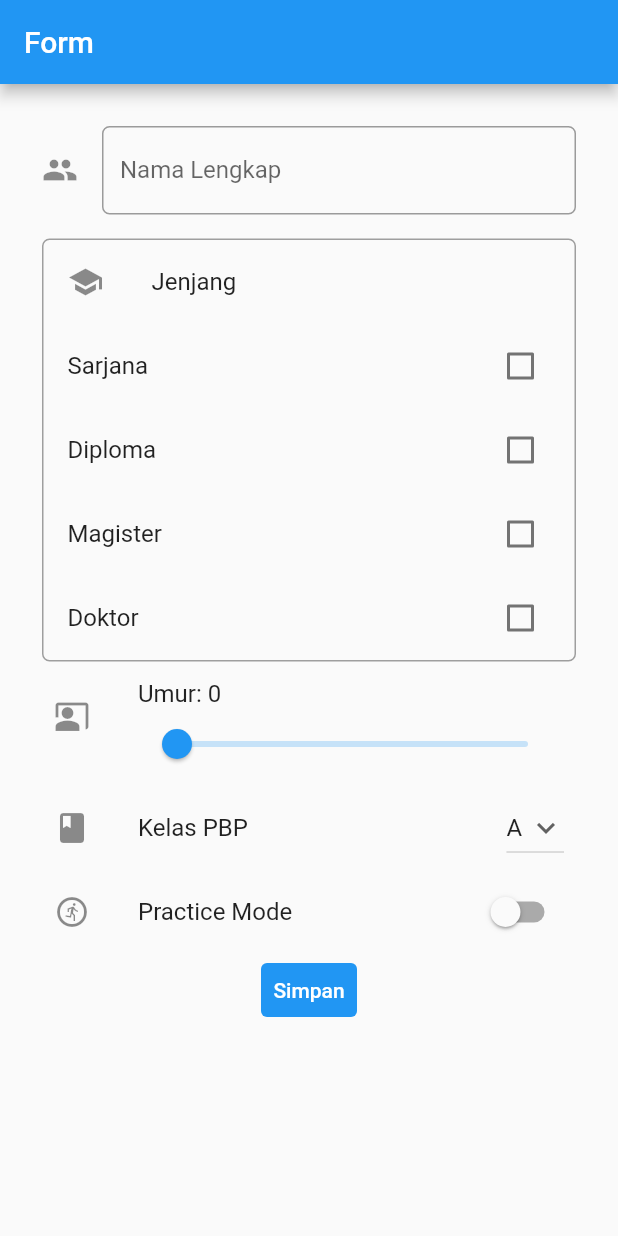
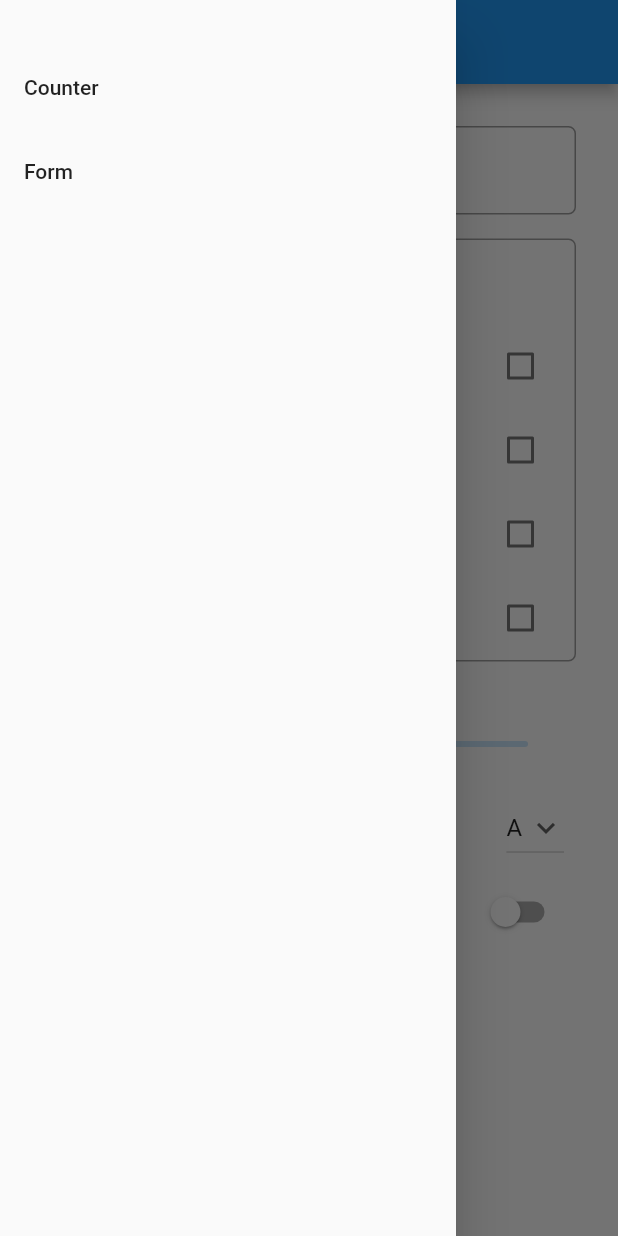
Before and after one commit to al-ayubi2020/pbp-flutter-tutorial, a Flutter app: the MyFormPage screen opened directly, with the side drawer open (before the commit the screen has no drawer), on a phone screen of 412 x 824 dp. Run offline on Flutter 3.47's test engine with Material 2 defaults, Android fonts, the phone set to English and light mode, and no system bars.

Commit message:
add padding

```diff
--- a/lib/form.dart
+++ b/lib/form.dart
@@ -1,4 +1,5 @@
 import 'package:flutter/material.dart';
+import 'package:pbp_flutter_tutorial/main.dart';
 
 class MyFormPage extends StatefulWidget {
   const MyFormPage({super.key});
@@ -30,6 +31,35 @@ class _MyFormPageState extends State<MyFormPage> {
     return Scaffold(
         appBar: AppBar(
           title: const Text('Form'),
+        ),
+        drawer: Drawer(
+          child: Column(
+            children: [
+              const Padding(
+                padding: EdgeInsets.fromLTRB(0, 30, 0, 0),
+              ),
+              ListTile(
+                title: const Text('Counter'),
+                onTap: () {
+                  // Route menu ke halaman utama
+                  Navigator.pushReplacement(
+                    context,
+                    MaterialPageRoute(builder: (context) => const MyHomePage()),
+                  );
+                },
+              ),
+              ListTile(
+                title: const Text('Form'),
+                onTap: () {
+                  // Route menu ke halaman form
+                  Navigator.pushReplacement(
+                    context,
+                    MaterialPageRoute(builder: (context) => const MyFormPage()),
+                  );
+                },
+              ),
+            ],
+          ),
         ),
         body: Form(
           key: _formKey,
--- a/lib/main.dart
+++ b/lib/main.dart
@@ -49,6 +49,9 @@ class _MyHomePageState extends State<MyHomePage> {
         child: Column(
           children: [
             // Menambahkan clickable menu
+            const Padding(
+              padding: EdgeInsets.fromLTRB(0, 30, 0, 0),
+            ),
             ListTile(
               title: const Text('Counter'),
               onTap: () {
```
